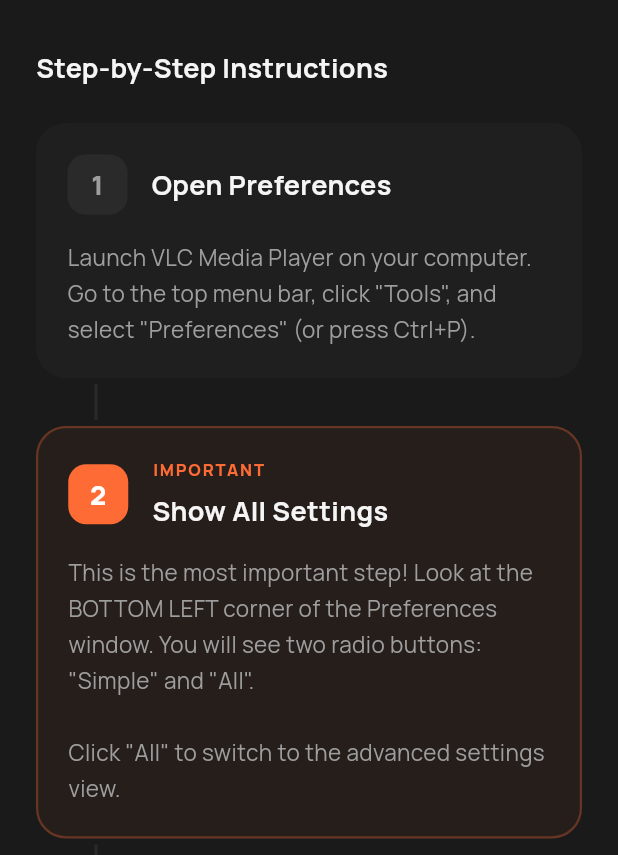
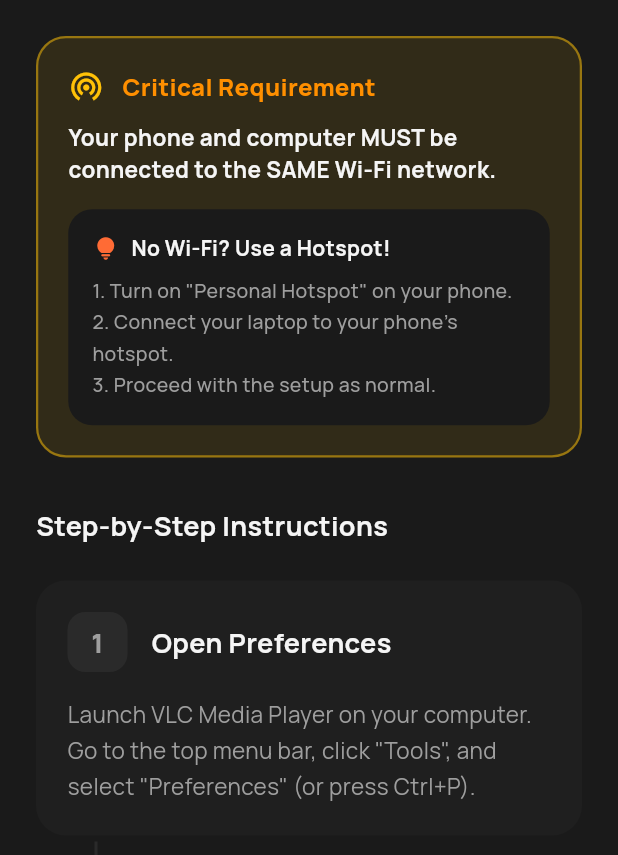
Before and after one commit to kichuman28/VLC-Remote, a Flutter app: the InstructionsScreen screen opened directly, on a phone screen of 412 x 824 dp, the part 381-1236 px from its top. Run offline on Flutter 3.47's test engine with Material 3 defaults, Android fonts, the phone set to English and light mode, and no system bars; our stand-ins replace google_fonts, shared_preferences; accounts and stored records are empty.

Commit message:
Update: Added important instruction

```diff
--- a/lib/screens/instructions_screen.dart
+++ b/lib/screens/instructions_screen.dart
@@ -28,6 +28,8 @@
           crossAxisAlignment: CrossAxisAlignment.start,
           children: [
             _buildIntroCard(theme),
+            const SizedBox(height: 24),
+            _buildNetworkWarning(theme),
             const SizedBox(height: 32),
             Text(
               'Step-by-Step Instructions',
@@ -355,4 +357,84 @@
       ),
     );
   }
+  Widget _buildNetworkWarning(ThemeData theme) {
+    return Container(
+      padding: const EdgeInsets.all(20),
+      decoration: BoxDecoration(
+        color: Colors.amber.withValues(alpha: 0.1),
+        borderRadius: BorderRadius.circular(20),
+        border: Border.all(
+          color: Colors.amber.withValues(alpha: 0.5),
+          width: 1.5,
+        ),
+      ),
+      child: Column(
+        crossAxisAlignment: CrossAxisAlignment.start,
+        children: [
+          Row(
+            children: [
+              const Icon(Icons.wifi_tethering, color: Colors.amber, size: 24),
+              const SizedBox(width: 12),
+              Text(
+                'Critical Requirement',
+                style: GoogleFonts.manrope(
+                  fontSize: 16,
+                  fontWeight: FontWeight.w800,
+                  color: Colors.amber[800],
+                ),
+              ),
+            ],
+          ),
+          const SizedBox(height: 12),
+          Text(
+            'Your phone and computer MUST be connected to the SAME Wi-Fi network.',
+            style: GoogleFonts.manrope(
+              fontSize: 15,
+              fontWeight: FontWeight.w700,
+              color: theme.colorScheme.onSurface,
+            ),
+          ),
+          const SizedBox(height: 16),
+
+          // No Wi-Fi solution
+          Container(
+            padding: const EdgeInsets.all(16),
+            decoration: BoxDecoration(
+              color: theme.colorScheme.surface,
+              borderRadius: BorderRadius.circular(16),
+            ),
+            child: Column(
+              crossAxisAlignment: CrossAxisAlignment.start,
+              children: [
+                 Row(
+                   children: [
+                     Icon(Icons.lightbulb_rounded, size: 18, color: theme.colorScheme.primary),
+                     const SizedBox(width: 8),
+                     Text(
+                      'No Wi-Fi? Use a Hotspot!',
+                      style: GoogleFonts.manrope(
+                        fontSize: 14,
+                        fontWeight: FontWeight.w700,
+                        color: theme.colorScheme.onSurface,
+                      ),
+                    ),
+                   ],
+                 ),
+                const SizedBox(height: 8),
+                Text(
+                  '1. Turn on "Personal Hotspot" on your phone.\n2. Connect your laptop to your phone\'s hotspot.\n3. Proceed with the setup as normal.',
+                  style: GoogleFonts.manrope(
+                    fontSize: 13,
+                    fontWeight: FontWeight.w500,
+                    color: theme.colorScheme.onSurfaceVariant,
+                    height: 1.6,
+                  ),
+                ),
+              ],
+            ),
+          ),
+        ],
+      ),
+    );
+  }
 }
```
